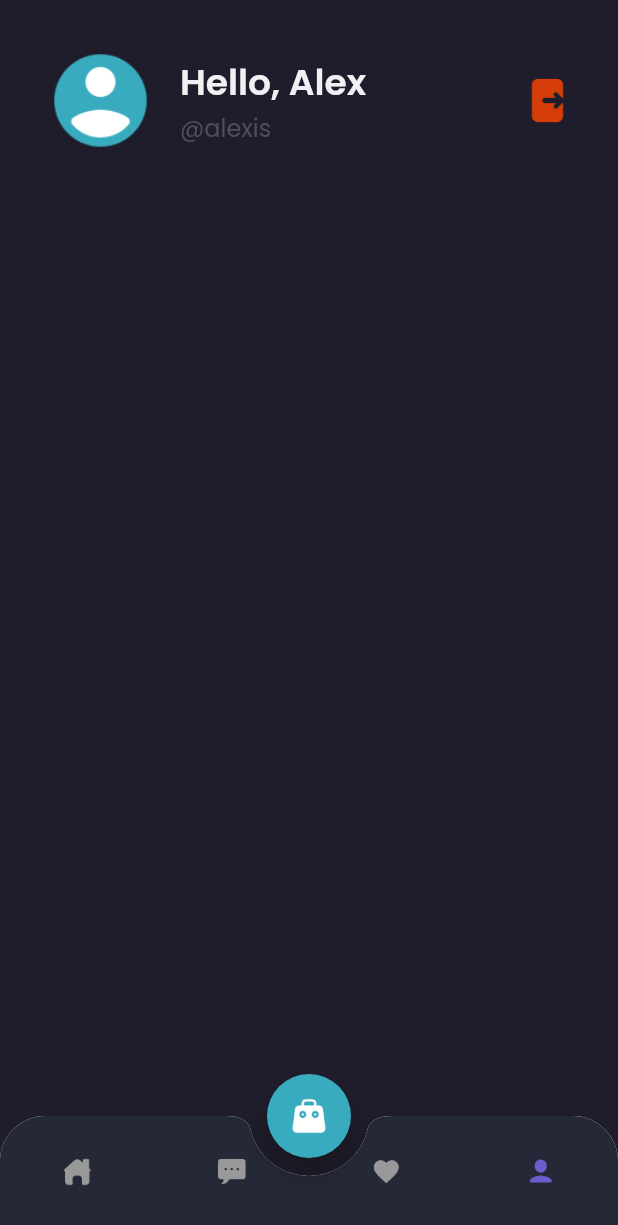
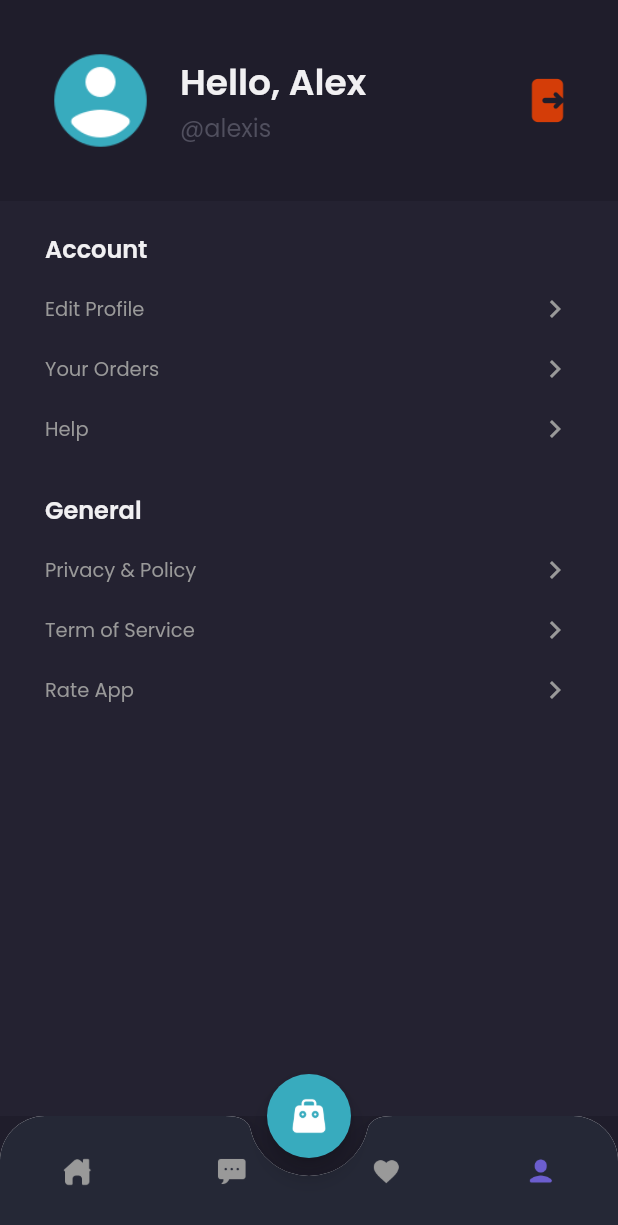
Before and after one commit to dr-old/shamo, a Flutter app: the MainPage screen opened by its route, item 4 of the bottom bar chosen, on a phone screen of 412 x 824 dp. Shown: the top 1225 px of the screen. Run offline on Flutter 3.47's test engine with Material 2 defaults, Android fonts, the phone set to English and light mode, and no system bars; our stand-ins replace google_fonts.

Commit message:
UPDATE PROFILE CONTENT

```diff
--- a/lib/pages/home/profile_page.dart
+++ b/lib/pages/home/profile_page.dart
@@ -59,11 +59,80 @@ class ProfilePage extends StatelessWidget {
     );
   }
 
+  Widget menuItem(String text) {
+    return Container(
+      margin: EdgeInsets.only(
+        top: 16,
+      ),
+      child: Row(
+        mainAxisAlignment: MainAxisAlignment.spaceBetween,
+        children: [
+          Text(
+            text,
+            style: secondaryTextStyle.copyWith(
+              fontSize: 13,
+            ),
+          ),
+          Icon(
+            Icons.chevron_right,
+            color: secondaryTextColor,
+          ),
+        ],
+      ),
+    );
+  }
+
+  Widget content() {
+    return Expanded(
+      child: Container(
+        width: double.infinity,
+        padding: EdgeInsets.symmetric(
+          horizontal: defaultMargin,
+        ),
+        decoration: BoxDecoration(
+          color: backgroundColor3,
+        ),
+        child: Column(
+          crossAxisAlignment: CrossAxisAlignment.start,
+          children: [
+            SizedBox(
+              height: 20,
+            ),
+            Text(
+              'Account',
+              style: primaryTextStyle.copyWith(
+                fontSize: 16,
+                fontWeight: semiBold,
+              ),
+            ),
+            menuItem('Edit Profile'),
+            menuItem('Your Orders'),
+            menuItem('Help'),
+            SizedBox(
+              height: defaultMargin,
+            ),
+            Text(
+              'General',
+              style: primaryTextStyle.copyWith(
+                fontSize: 16,
+                fontWeight: semiBold,
+              ),
+            ),
+            menuItem('Privacy & Policy'),
+            menuItem('Term of Service'),
+            menuItem('Rate App'),
+          ],
+        ),
+      ),
+    );
+  }
+
   @override
   Widget build(BuildContext context) {
     return Column(
       children: [
         header(),
+        content(),
       ],
     );
   }
```
